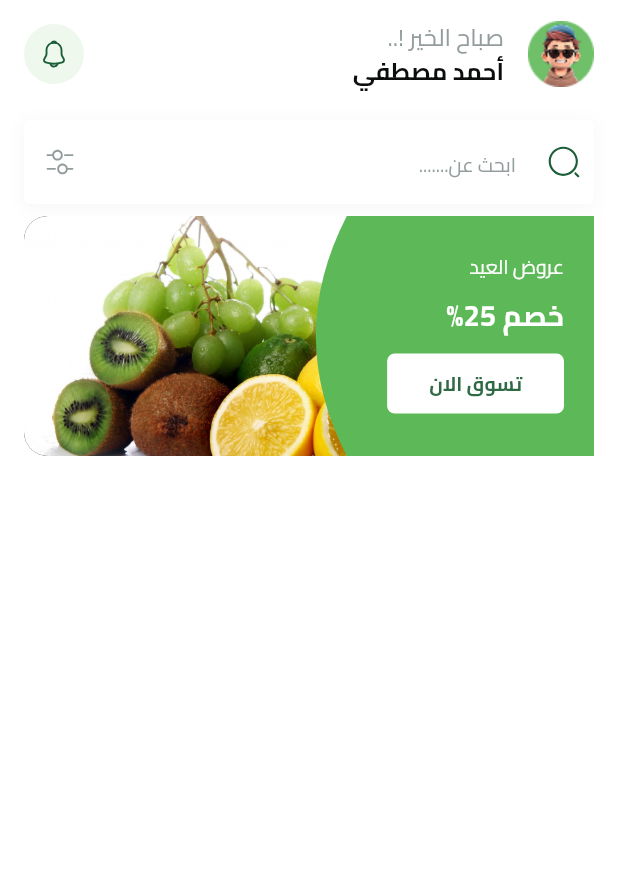
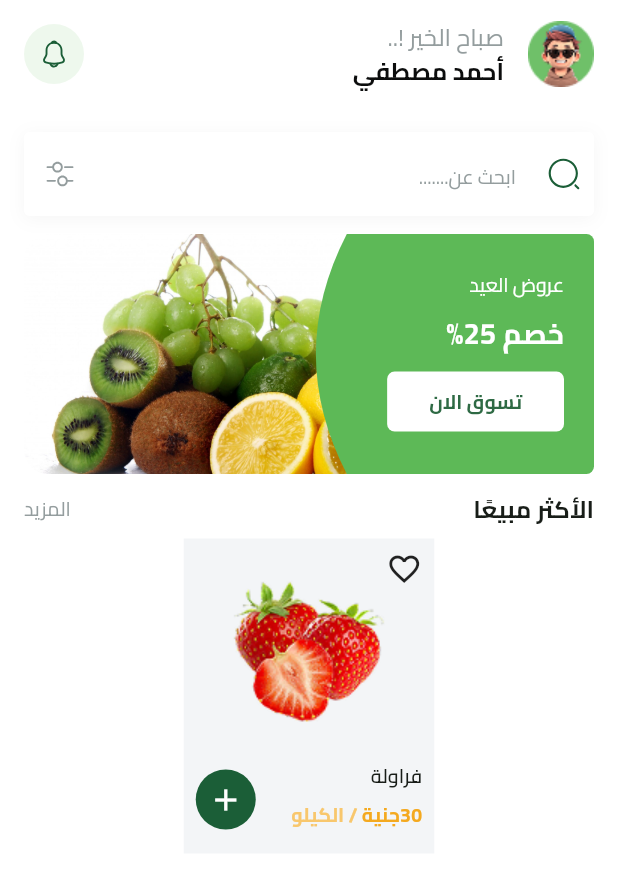
Before and after one commit to ahmedasaber/fruits_ecommerce, a Flutter app: the HomeView screen opened by its route, on a phone screen of 412 x 824 dp. Shown: the top 869 px of the screen. Run offline on Flutter 3.47's test engine with Material 3 defaults, Android fonts, the phone set to English and light mode, and no system bars; our stand-ins replace cloud_firestore, dartz, dots_indicator, equatable, firebase_auth, firebase_core and 7 more; missing offline and left inert: flutter_facebook_auth; accounts and stored records are empty; project files that could hold a hidden picture were left out.

Commit message:
best selling feature

```diff
--- a/lib/core/utils/app_colors.dart
+++ b/lib/core/utils/app_colors.dart
@@ -5,6 +5,7 @@ abstract class AppColors{
   static const Color lightPrimaryColor = Color(0xff2D9F5D);
   static const Color moreLightPrimaryColor = Color(0xff5DB957);
   static const Color secondaryColor = Color(0xfff4a91f);
+  static const Color lightSecondaryColor = Color(0xfff8C76D);
   static const Color blackColor = Color(0xff0C0D0D);
   static const Color hintTextColor = Color(0xff949D9E);
 }
--- /dev/null
+++ b/lib/core/widget/fruit_item.dart
@@ -0,0 +1,70 @@
+import 'package:flutter/material.dart';
+import 'package:fruits_ecommerce/core/utils/app_text_style.dart';
+
+import '../utils/app_colors.dart' show AppColors;
+
+class FruitItem extends StatelessWidget {
+  const FruitItem({super.key});
+
+  @override
+  Widget build(BuildContext context) {
+    return Container(
+      width: 167,
+      padding: EdgeInsets.only(left: 8, right: 8, bottom: 16, top: 8),
+      decoration: ShapeDecoration(
+        color: Color(0xfff3f5f7),
+        shape: RoundedRectangleBorder(),
+      ),
+      child: Column(
+        children: [
+          Stack(
+            children: [
+              Align(
+                alignment: Alignment.topRight,
+                child: Icon(Icons.favorite_border_outlined)
+              ),
+              Center(
+                child: Padding(
+                  padding: const EdgeInsets.only(top:12.0),
+                  child: Image.asset('assets/images/fruit-image.png', fit: BoxFit.contain,),
+                )
+              ),
+            ],
+          ),
+          SizedBox(height: 24,),
+          Row(
+            mainAxisAlignment: MainAxisAlignment.spaceBetween,
+            crossAxisAlignment: CrossAxisAlignment.end,
+            children: [
+              Column(
+                crossAxisAlignment: CrossAxisAlignment.start,
+                children: [
+                  Text('فراولة', style: TextStyles.semiBold13,),
+                  SizedBox(height: 7,),
+                  Text.rich(
+                    TextSpan(
+                      children: [
+                        TextSpan(
+                          text: '30جنية ',
+                          style: TextStyles.bold13.copyWith(color: AppColors.secondaryColor)
+                        ),
+                        TextSpan(
+                          text: '/ الكيلو',
+                          style: TextStyles.bold13.copyWith(color: AppColors.lightSecondaryColor)
+                        ),
+                      ]
+                    )
+                  ),
+                ],
+              ),
+              CircleAvatar(
+                backgroundColor: AppColors.primaryColor,
+                child: IconButton(onPressed: (){}, icon: Icon(Icons.add), color: Colors.white,),
+              ),
+            ],
+          ),
+        ],
+      ),
+    );
+  }
+}
--- /dev/null
+++ b/lib/features/home/presentation/views/widgets/best_selling_grid_view.dart
@@ -0,0 +1,20 @@
+import 'package:flutter/material.dart';
+import 'package:fruits_ecommerce/core/widget/fruit_item.dart';
+
+class BestSellingGridView extends StatelessWidget {
+  const BestSellingGridView({super.key});
+
+  @override
+  Widget build(BuildContext context) {
+    return SliverGrid.builder(
+      gridDelegate: SliverGridDelegateWithFixedCrossAxisCount(
+          crossAxisCount: 2
+      ),
+      itemCount: 6,
+      itemBuilder: (BuildContext context, int index) {
+        return const FruitItem();
+      },
+
+    );
+  }
+}
--- /dev/null
+++ b/lib/features/home/presentation/views/widgets/best_selling_header.dart
@@ -0,0 +1,20 @@
+import 'package:flutter/cupertino.dart';
+import 'package:fruits_ecommerce/core/utils/app_colors.dart';
+import 'package:fruits_ecommerce/core/utils/app_text_style.dart';
+
+class BestSellingHeader extends StatelessWidget {
+  const BestSellingHeader({
+    super.key,
+  });
+
+  @override
+  Widget build(BuildContext context) {
+    return Row(
+      children: [
+        Text('الأكثر مبيعًا', style: TextStyles.bold16),
+        Spacer(),
+        Text('المزيد', style: TextStyles.regular13.copyWith(color: AppColors.hintTextColor)),
+      ],
+    );
+  }
+}
--- a/lib/features/home/presentation/views/widgets/custom_feature_button.dart
+++ b/lib/features/home/presentation/views/widgets/custom_feature_button.dart
@@ -3,12 +3,13 @@ import 'package:fruits_ecommerce/core/utils/app_colors.dart';
 import 'package:fruits_ecommerce/core/utils/app_text_style.dart';
 
 class CustomFeatureButton extends StatelessWidget {
-  const CustomFeatureButton({super.key});
+  const CustomFeatureButton({super.key, required this.onPressed});
 
+  final VoidCallback onPressed;
   @override
   Widget build(BuildContext context) {
     return TextButton(
-      onPressed: () {},
+      onPressed: onPressed,
       style: TextButton.styleFrom(
         textStyle: TextStyles.bold13.copyWith(color: AppColors.primaryColor),
         backgroundColor: Colors.white,
--- a/lib/features/home/presentation/views/widgets/custom_shape.dart
+++ b/lib/features/home/presentation/views/widgets/custom_shape.dart
@@ -4,8 +4,9 @@ import 'package:fruits_ecommerce/core/utils/app_text_style.dart';
 import 'package:fruits_ecommerce/features/home/presentation/views/widgets/custom_feature_button.dart';
 
 class CustomShape extends StatelessWidget {
-  const CustomShape({super.key});
+  const CustomShape({super.key, required this.onPressedBt});
 
+  final VoidCallback onPressedBt;
   @override
   Widget build(BuildContext context) {
     return ClipPath(
@@ -13,7 +14,13 @@ class CustomShape extends StatelessWidget {
       child: Container(
         width: MediaQuery.of(context).size.width / 2,
         padding: const EdgeInsets.all(20),
-        decoration: BoxDecoration(color: AppColors.moreLightPrimaryColor),
+        decoration: BoxDecoration(
+            color: AppColors.moreLightPrimaryColor,
+          borderRadius: BorderRadius.only(
+            topRight: Radius.circular(5),
+            bottomRight: Radius.circular(5),
+          ),
+        ),
         child: Column(
           crossAxisAlignment: CrossAxisAlignment.start,
           mainAxisAlignment: MainAxisAlignment.spaceAround,
@@ -26,7 +33,7 @@ class CustomShape extends StatelessWidget {
               'خصم 25%',
               style: TextStyles.bold19.copyWith(color: Colors.white),
             ),
-            CustomFeatureButton(),
+            CustomFeatureButton(onPressed: onPressedBt,),
           ],
         ),
       ),
--- a/lib/features/home/presentation/views/widgets/feature_item.dart
+++ b/lib/features/home/presentation/views/widgets/feature_item.dart
@@ -8,8 +8,8 @@ class FeatureItem extends StatelessWidget {
   Widget build(BuildContext context) {
     return Container(
       height: 160,
+      width: double.infinity,
       decoration: BoxDecoration(
-        color: Colors.black,
         borderRadius: BorderRadius.only(
           topLeft: Radius.circular(16),
           bottomLeft: Radius.circular(16),
@@ -28,7 +28,7 @@ class FeatureItem extends StatelessWidget {
               ),
             ),
           ),
-          CustomShape(),
+          CustomShape(onPressedBt: (){},),
         ],
       ),
     );
--- /dev/null
+++ b/lib/features/home/presentation/views/widgets/featured_list.dart
@@ -0,0 +1,16 @@
+import 'package:flutter/material.dart';
+import 'package:fruits_ecommerce/features/home/presentation/views/widgets/feature_item.dart';
+
+class FeaturedList extends StatelessWidget {
+  const FeaturedList({super.key});
+
+  @override
+  Widget build(BuildContext context) {
+    return SizedBox(
+      height: 160,
+      child: PageView(
+        children: List.generate(4, (i) => const FeatureItem()),
+      ),
+    );
+  }
+}
--- a/lib/features/home/presentation/views/widgets/home_view_body.dart
+++ b/lib/features/home/presentation/views/widgets/home_view_body.dart
@@ -1,7 +1,9 @@
 import 'package:flutter/material.dart';
 import 'package:fruits_ecommerce/core/widget/custom_search_textfield.dart';
+import 'package:fruits_ecommerce/core/widget/fruit_item.dart';
+import 'package:fruits_ecommerce/features/home/presentation/views/widgets/best_selling_header.dart';
 import 'package:fruits_ecommerce/features/home/presentation/views/widgets/custom_home_app_bar.dart';
-import 'package:fruits_ecommerce/features/home/presentation/views/widgets/feature_item.dart';
+import 'package:fruits_ecommerce/features/home/presentation/views/widgets/featured_list.dart';
 
 class HomeViewBody extends StatelessWidget {
   const HomeViewBody({super.key});
@@ -17,10 +19,14 @@ class HomeViewBody extends StatelessWidget {
               child: Column(
                 children: [
                   CustomHomeAppBar(),
+                  SizedBox(height: 16,),
+                  CustomSearchTextField(),
+                  SizedBox(height: 12,),
+                  FeaturedList(),
+                  SizedBox(height: 12,),
+                  BestSellingHeader(),
                   SizedBox(height: 8,),
-                  CustomSearchTextField(),
-                  SizedBox(height: 8,),
-                  FeatureItem(),
+                  FruitItem(),
                 ],
               ),
             ),
```
Also changed, not shown: assets/images/fruit-image.png (added).
